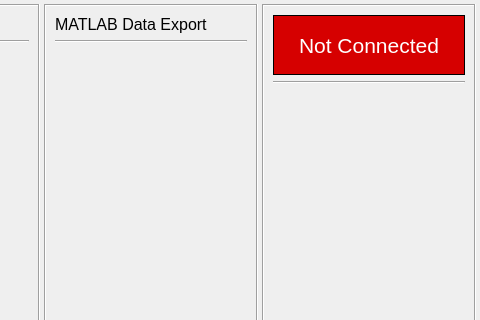
Qt form Scenes/Homepage/homepage.ui (Georgia-Tech-Off-Road/GTORDaata) before a commit; both pictures show x 498 to 978 and y 0 to 320 of the 978 by 527 pixel window.
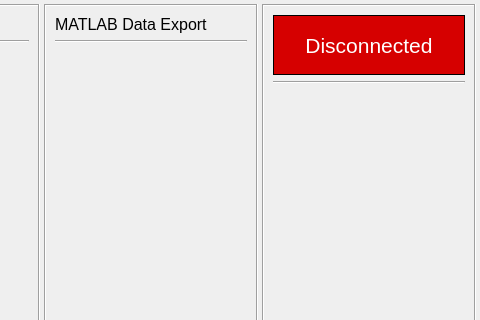
The same form after that commit.

Commit message: Changing text of box based on status

```diff
--- a/Scenes/Homepage/homepage.ui
+++ b/Scenes/Homepage/homepage.ui
@@ -224,7 +224,7 @@
 }</string>
         </property>
         <property name="text">
-         <string>Not Connected</string>
+         <string>Disconnected</string>
         </property>
         <property name="alignment">
          <set>Qt::AlignCenter</set>
```
The commit also changes 1 other file.
